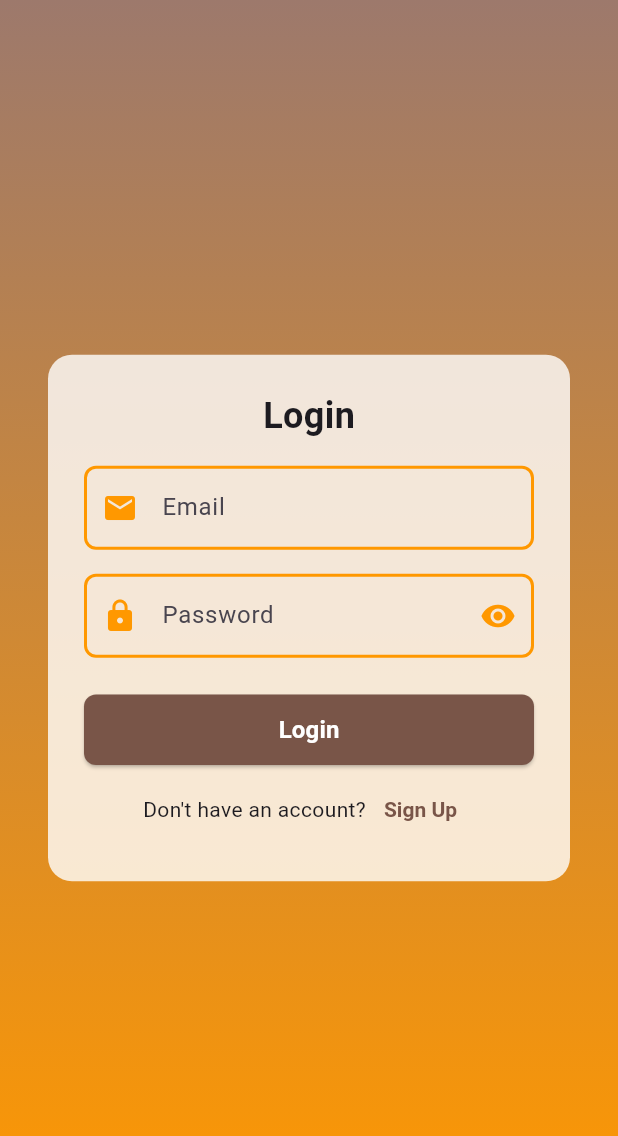
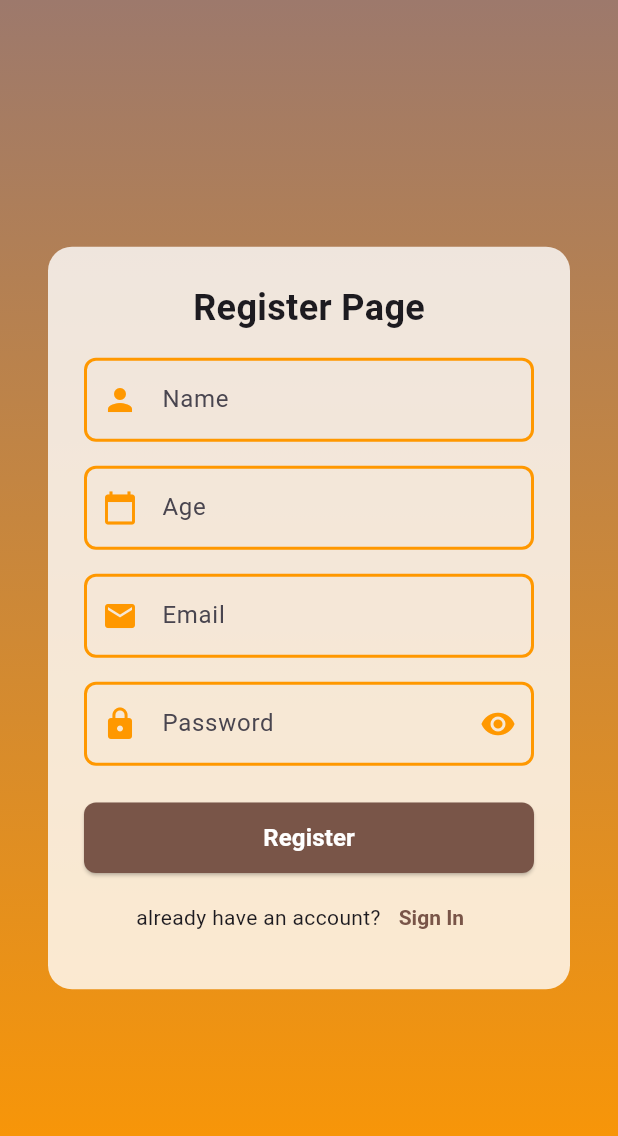
Before and after one commit to h0996g/tudo_avr, a Flutter app: the screen it shows after launch, after a tap on "Sign Up", on a phone screen of 412 x 824 dp. Shown: the top 1136 px of the screen. Run offline on Flutter 3.47's test engine with Material 3 defaults, Android fonts, the phone set to English and light mode, and no system bars.

Commit message:
Add navigation from LoginPage to RegisterPage and enhance RegisterPage UI

```diff
--- a/lib/feature/auth/views/login_page.dart
+++ b/lib/feature/auth/views/login_page.dart
@@ -1,6 +1,7 @@
 import 'package:flutter/material.dart';
 import 'package:tudo_avr/core/widgets/submit_button_widget.dart';
 import 'package:tudo_avr/core/widgets/text_input_widget.dart';
+import 'package:tudo_avr/feature/auth/views/register_page.dart';
 import 'package:tudo_avr/feature/auth/views/widgets/form_card_widget.dart';
 import 'package:tudo_avr/feature/auth/views/widgets/gradient_backround_widget.dart';
 import 'package:tudo_avr/feature/auth/views/widgets/row_redirect_widget.dart';
@@ -36,6 +37,7 @@ class _LoginPageState extends State<LoginPage> {
                   prefixIcon: Icons.email,
                   controller: emailController,
                 ),
+
                 const SizedBox(height: 16),
                 TextInputWidget(
                   labelText: 'Password',
@@ -50,7 +52,14 @@ class _LoginPageState extends State<LoginPage> {
                 RowRedirectWidget(
                   primaryText: "Don't have an account?",
                   buttonText: 'Sign Up',
-                  onPressed: () {},
+                  onPressed: () {
+                    Navigator.push(
+                      context,
+                      MaterialPageRoute(
+                        builder: (context) => const RegisterPage(),
+                      ),
+                    );
+                  },
                 ),
               ],
             ),
--- a/lib/feature/auth/views/register_page.dart
+++ b/lib/feature/auth/views/register_page.dart
@@ -1,10 +1,86 @@
 import 'package:flutter/material.dart';
+import 'package:tudo_avr/core/widgets/submit_button_widget.dart';
+import 'package:tudo_avr/core/widgets/text_input_widget.dart';
+import 'package:tudo_avr/feature/auth/views/login_page.dart';
+import 'package:tudo_avr/feature/auth/views/widgets/form_card_widget.dart';
+import 'package:tudo_avr/feature/auth/views/widgets/gradient_backround_widget.dart';
+import 'package:tudo_avr/feature/auth/views/widgets/row_redirect_widget.dart';
 
-class RegisterPage extends StatelessWidget {
+class RegisterPage extends StatefulWidget {
   const RegisterPage({super.key});
 
   @override
+  State<RegisterPage> createState() => _RegisterPageState();
+}
+
+class _RegisterPageState extends State<RegisterPage> {
+  final TextEditingController nameController = TextEditingController();
+  final TextEditingController ageController = TextEditingController();
+  final TextEditingController emailController = TextEditingController();
+  final TextEditingController passwordController = TextEditingController();
+
+  @override
   Widget build(BuildContext context) {
-    return Scaffold();
+    return Scaffold(
+      body: GradientBackgroundWidget(
+        child: Center(
+          child: FormCardWidget(
+            child: Column(
+              mainAxisSize: MainAxisSize.min,
+              children: [
+                Text(
+                  'Register Page',
+                  style: TextStyle(fontSize: 24, fontWeight: FontWeight.bold),
+                ),
+                SizedBox(height: 16),
+                TextInputWidget(
+                  labelText: 'Name',
+                  keyboardType: TextInputType.name,
+                  prefixIcon: Icons.person,
+                  controller: nameController,
+                ),
+                SizedBox(height: 16),
+                TextInputWidget(
+                  labelText: 'Age',
+                  keyboardType: TextInputType.number,
+                  prefixIcon: Icons.calendar_today,
+                  controller: ageController,
+                ),
+                SizedBox(height: 16),
+                TextInputWidget(
+                  labelText: 'Email',
+                  keyboardType: TextInputType.emailAddress,
+                  prefixIcon: Icons.email,
+                  controller: emailController,
+                ),
+                SizedBox(height: 16),
+                TextInputWidget(
+                  labelText: 'Password',
+                  keyboardType: TextInputType.visiblePassword,
+                  prefixIcon: Icons.lock,
+                  controller: passwordController,
+                  suffixIcon: Icons.visibility,
+                ),
+                SizedBox(height: 24),
+                SubmitButtonWidget(text: 'Register', onPressed: () {}),
+                SizedBox(height: 5),
+                RowRedirectWidget(
+                  primaryText: "already have an account?",
+                  buttonText: 'Sign In',
+                  onPressed: () {
+                    Navigator.push(
+                      context,
+                      MaterialPageRoute(
+                        builder: (context) => const LoginPage(),
+                      ),
+                    );
+                  },
+                ),
+              ],
+            ),
+          ),
+        ),
+      ),
+    );
   }
 }
```
